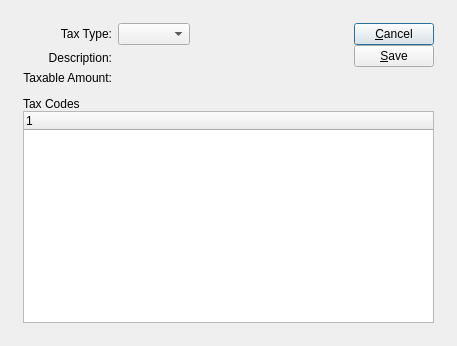
WooodHead/xtuple, file xtuple/trunk/guiclient/taxDetail.ui: the form before one commit.
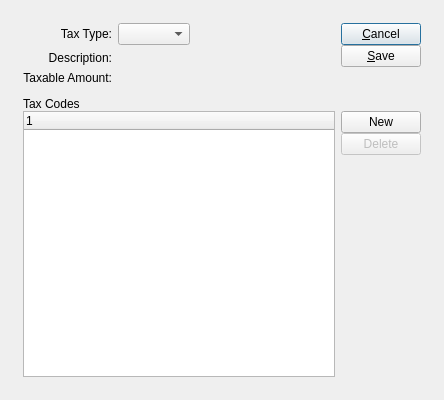
The form after the commit. Custom widgets are drawn as their Qt base class.

Commit message: issue #8554:  Changes to tax detail window to support ad hoc tax adjustments.

```diff
--- a/xtuple/trunk/guiclient/taxDetail.ui
+++ b/xtuple/trunk/guiclient/taxDetail.ui
@@ -13,8 +13,8 @@
    <rect>
     <x>0</x>
     <y>0</y>
-    <width>457</width>
-    <height>346</height>
+    <width>444</width>
+    <height>400</height>
    </rect>
   </property>
   <property name="windowTitle">
@@ -204,7 +204,7 @@
          <number>0</number>
         </property>
         <item row="0" column="0">
-         <layout class="QVBoxLayout" name="verticalLayout">
+         <layout class="QVBoxLayout" name="verticalLayout_3">
           <property name="spacing">
            <number>0</number>
           </property>
@@ -216,7 +216,48 @@
            </widget>
           </item>
           <item>
-           <widget class="XTreeWidget" name="_taxcodes"/>
+           <layout class="QHBoxLayout" name="horizontalLayout_4">
+            <item>
+             <widget class="XTreeWidget" name="_taxcodes"/>
+            </item>
+            <item>
+             <layout class="QVBoxLayout" name="verticalLayout">
+              <property name="spacing">
+               <number>0</number>
+              </property>
+              <item>
+               <widget class="QPushButton" name="_new">
+                <property name="text">
+                 <string>New</string>
+                </property>
+               </widget>
+              </item>
+              <item>
+               <widget class="QPushButton" name="_delete">
+                <property name="enabled">
+                 <bool>false</bool>
+                </property>
+                <property name="text">
+                 <string>Delete</string>
+                </property>
+               </widget>
+              </item>
+              <item>
+               <spacer name="verticalSpacer">
+                <property name="orientation">
+                 <enum>Qt::Vertical</enum>
+                </property>
+                <property name="sizeHint" stdset="0">
+                 <size>
+                  <width>20</width>
+                  <height>40</height>
+                 </size>
+                </property>
+               </spacer>
+              </item>
+             </layout>
+            </item>
+           </layout>
           </item>
          </layout>
         </item>
```
Left out of the diff: 16 changed lines with no effect on the pictures.
